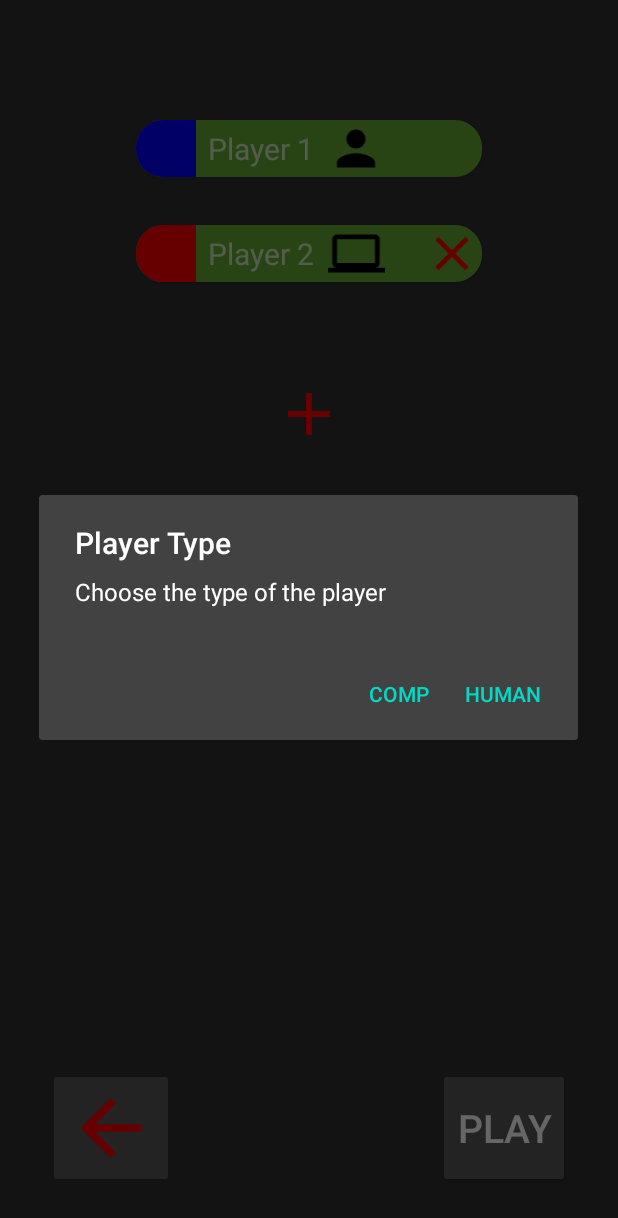
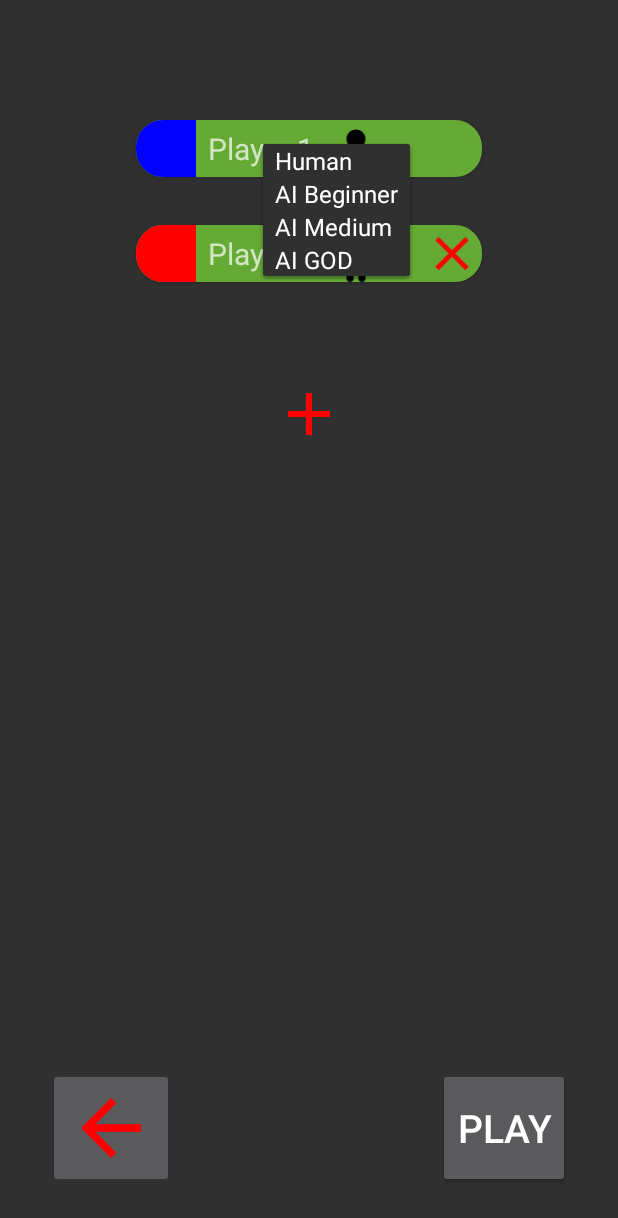
Before and after one commit to kaiott/memory, an Android app: the ConfigureGameActivity screen opened directly, with no data from a screen before it, after a tap on an icon or button, on a phone screen of 412 x 824 dp. Shown: the top 1218 px of the screen. Run offline under Robolectric (Android 15) with nearby library versions, the phone set to English and light mode, and no system bars.

Commit message:
make choosing of player easier

```diff
--- a/app/src/main/java/com/example/memory/MainActivity.java
+++ b/app/src/main/java/com/example/memory/MainActivity.java
@@ -56,6 +56,8 @@ public class MainActivity extends BaseFullscreenActivity {
     }
 
     public void statisticsClicked(View view) {
+        ColorChooserDialog dialog = new ColorChooserDialog();
+        dialog.show(getSupportFragmentManager(), "example dialog");
         Toast.makeText(this,"Statistics clicked", Toast.LENGTH_SHORT).show();
     }
 
--- a/app/src/main/java/com/example/memory/PlayerFactory.java
+++ b/app/src/main/java/com/example/memory/PlayerFactory.java
@@ -5,6 +5,7 @@ public class PlayerFactory {
         switch (type) {
             case Player.TYPE_HUMAN: return new HumanPlayer();
             case Player.TYPE_COMP_BEGINNER: return new AI_PLayer_Beginner();
+            case Player.TYPE_COMP_MEDIUM: return new AI_PLayer_Medium();
             case Player.TYPE_COMP_GOD: return new AI_PLayer_God();
             default: return null;
         }
--- a/app/src/main/java/com/example/memory/PlayerTileAdapter.java
+++ b/app/src/main/java/com/example/memory/PlayerTileAdapter.java
@@ -4,11 +4,16 @@ import android.content.Context;
 import android.content.DialogInterface;
 import android.content.Intent;
 import android.graphics.Color;
+import android.util.Log;
 import android.view.LayoutInflater;
 import android.view.View;
 import android.view.ViewGroup;
+import android.widget.AdapterView;
+import android.widget.ArrayAdapter;
 import android.widget.ImageView;
+import android.widget.Spinner;
 import android.widget.TextView;
+import android.widget.Toast;
 
 import androidx.annotation.NonNull;
 import androidx.appcompat.app.AlertDialog;
@@ -19,6 +24,8 @@ import java.util.ArrayList;
 import java.util.Locale;
 
 public class PlayerTileAdapter extends RecyclerView.Adapter<PlayerTileAdapter.EventViewHolder> {
+
+    private static final String TAG = "PlayerTileAdapter";
 
     private int[] colors = {Color.BLUE, Color.RED, Color.GREEN, Color.YELLOW, Color.CYAN, Color.MAGENTA};
     ArrayList<Player> players;
@@ -53,29 +60,18 @@ public class PlayerTileAdapter extends RecyclerView.Adapter<PlayerTileAdapter.Ev
         holder.playerImage.setOnClickListener(new View.OnClickListener() {
             @Override
             public void onClick(View view) {
-                final AlertDialog.Builder mBuilder = new AlertDialog.Builder(context);
-                mBuilder.setTitle("Player Type")
-                        .setMessage("Choose the type of the player")
-                        .setNegativeButton("Comp", new DialogInterface.OnClickListener() {
-                            @Override
-                            public void onClick(DialogInterface dialogInterface, int i) {
-                                players.set(position, PlayerFactory.changeType(players.get(position), Player.TYPE_COMP_GOD));
-                                setTypeIcon(reference_copy, position);
-                            }
-                        })
-                        .setPositiveButton("Human", new DialogInterface.OnClickListener() {
-                            @Override
-                            public void onClick(DialogInterface dialogInterface, int i) {
-                                players.set(position, PlayerFactory.changeType(players.get(position), Player.TYPE_HUMAN));
-                                setTypeIcon(reference_copy, position);
-                            }
-                        });
-                mBuilder.create();
-                mBuilder.show();
+                reference_copy.playerTypeSpinner.setVisibility(View.VISIBLE);
+                reference_copy.playerTypeSpinner.performClick();
             }
         });
 
         holder.colorView.setBackgroundColor(players.get(position).getColor());
+        holder.colorView.setOnClickListener(new View.OnClickListener() {
+            @Override
+            public void onClick(View view) {
+            }
+        });
+
         if (position != 0) {
             holder.deleteImage.setImageResource(R.drawable.ic_close_red_48dp);
             holder.deleteImage.setVisibility(View.VISIBLE);
@@ -89,17 +85,47 @@ public class PlayerTileAdapter extends RecyclerView.Adapter<PlayerTileAdapter.Ev
                 }
             }
         });
+
         holder.playerText.setText(String.format(Locale.ENGLISH, "%s %d", context.getString(R.string.player), position+1));
+
+        holder.playerTypeSpinner.setVisibility(View.INVISIBLE);
+        final String[] themes = {"Human", "AI Beginner", "AI Medium","AI GOD"};
+        ArrayAdapter<String> mAdapter = new ArrayAdapter<>(context, android.R.layout.simple_spinner_item, themes);
+        holder.playerTypeSpinner.setAdapter(mAdapter);
+        holder.playerTypeSpinner.setSelection(players.get(position).getType(),false);
+        holder.playerTypeSpinner.setOnItemSelectedListener(new AdapterView.OnItemSelectedListener() {
+            @Override
+            public void onItemSelected(AdapterView<?> parent, View view, int type, long id) {
+                Log.i(TAG, "onItemSelected: position: " + position + ", type apriori:" + type);
+
+                players.set(position, PlayerFactory.changeType(players.get(position), type));
+                Log.i(TAG, "onItemSelected: position: " + position + ", type after change:" + players.get(position).getType());
+                setTypeIcon(reference_copy, position);
+                reference_copy.playerTypeSpinner.setVisibility(View.GONE);
+            }
+
+            @Override
+            public void onNothingSelected(AdapterView<?> parent) {
+                reference_copy.playerTypeSpinner.setVisibility(View.GONE);
+            }
+        });
     }
 
     private void setTypeIcon(@NonNull EventViewHolder holder, final int position) {
+        Log.i(TAG, "onItemSelected: position + " + position + ", type:" + players.get(position).getType());
         switch (players.get(position).getType()) {
             case Player.TYPE_HUMAN:
+                Log.i(TAG, "setTypeIcon: human");
                 holder.playerImage.setImageResource(R.drawable.ic_person_black_24dp);
                 break;
             case Player.TYPE_COMP_BEGINNER:
+                Log.i(TAG, "setTypeIcon: beginner");
+                holder.playerImage.setImageResource(R.drawable.ic_computer_black_24dp);
+                break;
+            case Player.TYPE_COMP_MEDIUM:
             case Player.TYPE_COMP_GOD:
-                holder.playerImage.setImageResource(R.drawable.ic_computer_black_24dp);
+                Log.i(TAG, "setTypeIcon: god");
+                holder.playerImage.setImageResource(R.drawable.ic_android_black_24dp);
                 break;
         }
     }
@@ -113,6 +139,7 @@ public class PlayerTileAdapter extends RecyclerView.Adapter<PlayerTileAdapter.Ev
 
         TextView colorView, playerText;
         ImageView playerImage, deleteImage;
+        Spinner playerTypeSpinner;
         ConstraintLayout constraintLayout;
 
         public EventViewHolder(@NonNull View itemView) {
@@ -121,6 +148,7 @@ public class PlayerTileAdapter extends RecyclerView.Adapter<PlayerTileAdapter.Ev
             colorView = itemView.findViewById(R.id.colorView);
             deleteImage = itemView.findViewById(R.id.deleteView);
             playerText = itemView.findViewById(R.id.player_text_view);
+            playerTypeSpinner = itemView.findViewById(R.id.spinner_type_player);
         }
     }
 }
--- /dev/null
+++ b/app/src/main/res/drawable/ic_android_black_24dp.xml
@@ -0,0 +1,9 @@
+<vector xmlns:android="http://schemas.android.com/apk/res/android"
+        android:width="24dp"
+        android:height="24dp"
+        android:viewportWidth="24.0"
+        android:viewportHeight="24.0">
+    <path
+        android:fillColor="#FF000000"
+        android:pathData="M6,18c0,0.55 0.45,1 1,1h1v3.5c0,0.83 0.67,1.5 1.5,1.5s1.5,-0.67 1.5,-1.5L11,19h2v3.5c0,0.83 0.67,1.5 1.5,1.5s1.5,-0.67 1.5,-1.5L16,19h1c0.55,0 1,-0.45 1,-1L18,8L6,8v10zM3.5,8C2.67,8 2,8.67 2,9.5v7c0,0.83 0.67,1.5 1.5,1.5S5,17.33 5,16.5v-7C5,8.67 4.33,8 3.5,8zM20.5,8c-0.83,0 -1.5,0.67 -1.5,1.5v7c0,0.83 0.67,1.5 1.5,1.5s1.5,-0.67 1.5,-1.5v-7c0,-0.83 -0.67,-1.5 -1.5,-1.5zM15.53,2.16l1.3,-1.3c0.2,-0.2 0.2,-0.51 0,-0.71 -0.2,-0.2 -0.51,-0.2 -0.71,0l-1.48,1.48C13.85,1.23 12.95,1 12,1c-0.96,0 -1.86,0.23 -2.66,0.63L7.85,0.15c-0.2,-0.2 -0.51,-0.2 -0.71,0 -0.2,0.2 -0.2,0.51 0,0.71l1.31,1.31C6.97,3.26 6,5.01 6,7h12c0,-1.99 -0.97,-3.75 -2.47,-4.84zM10,5L9,5L9,4h1v1zM15,5h-1L14,4h1v1z"/>
+</vector>
--- a/app/src/main/res/layout/player_tile.xml
+++ b/app/src/main/res/layout/player_tile.xml
@@ -10,6 +10,7 @@
     android:paddingVertical="0dp">
 
     <androidx.cardview.widget.CardView
+        android:id="@+id/cardView"
         android:layout_width="wrap_content"
         android:layout_height="0dp"
         android:layout_marginTop="16dp"
@@ -75,4 +76,12 @@
         </androidx.constraintlayout.widget.ConstraintLayout>
     </androidx.cardview.widget.CardView>
 
+    <Spinner
+        android:id="@+id/spinner_type_player"
+        android:layout_width="wrap_content"
+        android:layout_height="wrap_content"
+        android:layout_marginTop="16dp"
+        app:layout_constraintEnd_toEndOf="@+id/cardView"
+        app:layout_constraintTop_toTopOf="@+id/cardView" />
+
 </androidx.constraintlayout.widget.ConstraintLayout>
```
Also changed, not shown: app/src/main/java/com/example/memory/AI_PLayer_Medium.java (added, +41 -0 lines), app/src/main/java/com/example/memory/ColorChooserDialog.java (added, +27 -0 lines), app/src/main/res/drawable/simple_circle.xml (added, +12 -0 lines), app/src/main/res/layout/color_selection_dialog.xml (added, +66 -0 lines), app/src/main/res/layout/player_selection_dialog.xml (deleted, +0 -26 lines).
